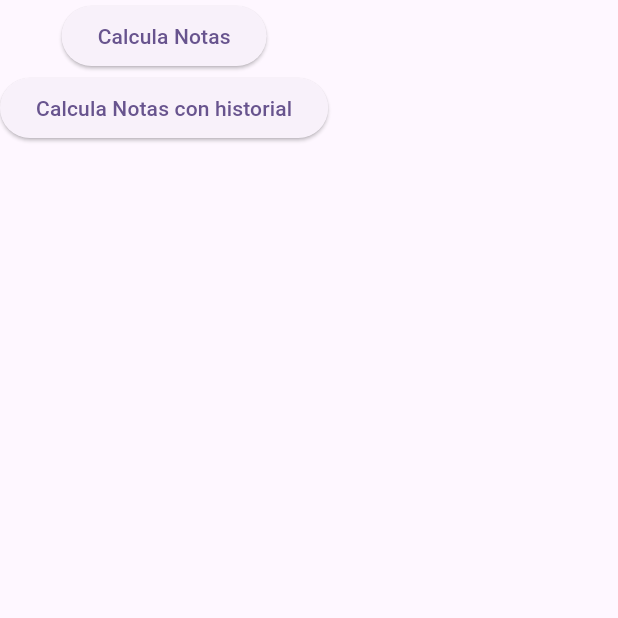
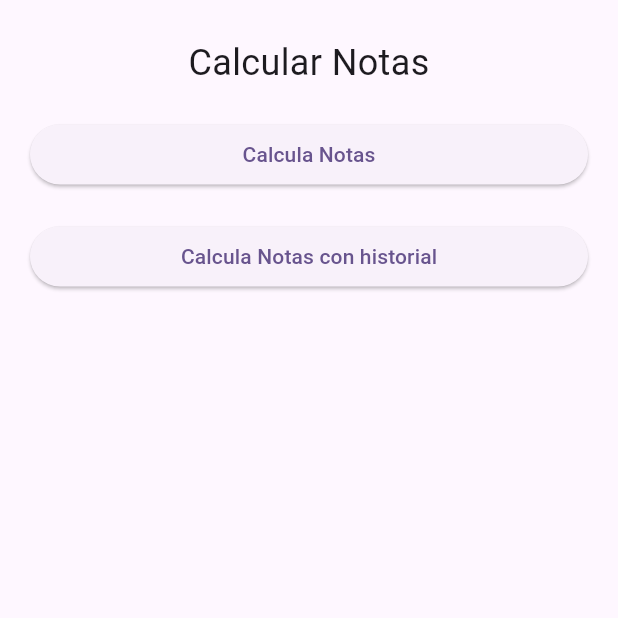
Before and after one commit to IngNex/flutter_calculate_grades, a Flutter app: the screen it shows after launch, on a phone screen of 412 x 824 dp, the top half of it. Run offline on Flutter 3.47's test engine with Material 3 defaults, Android fonts, the phone set to English and light mode, and no system bars.

Commit message:
update ui home

```diff
--- a/lib/interface/pages/calculate_notes_page.dart
+++ b/lib/interface/pages/calculate_notes_page.dart
@@ -1,6 +1,8 @@
 import 'package:flutter/material.dart';
 
 class CalculateScreen extends StatefulWidget {
+  const CalculateScreen({super.key});
+
   @override
   _CalculateScreenState createState() => _CalculateScreenState();
 }
--- a/lib/interface/pages/home_page.dart
+++ b/lib/interface/pages/home_page.dart
@@ -2,33 +2,81 @@ import 'package:calcular_notas/interface/pages/calculate_notes_page.dart';
 import 'package:calcular_notas/interface/pages/history_calculate_page.dart';
 import 'package:flutter/material.dart';
 
-class HomeScreen extends StatelessWidget {
+class HomeScreen extends StatefulWidget {
   const HomeScreen({super.key});
+
+  @override
+  State<HomeScreen> createState() => _HomeScreenState();
+}
+
+class _HomeScreenState extends State<HomeScreen> {
+  bool showText = true;
+
+  @override
+  void initState() {
+    super.initState();
+    // Mostrar el texto por 1 minuto y luego ocultarlo
+    Future.delayed(const Duration(seconds: 5), () {
+      setState(() {
+        showText = false;
+      });
+    });
+  }
 
   @override
   Widget build(BuildContext context) {
     return Scaffold(
       body: SafeArea(
+        child: Padding(
+          padding: const EdgeInsets.symmetric(vertical: 25, horizontal: 20),
           child: Column(
-          crossAxisAlignment: CrossAxisAlignment.center,
+            crossAxisAlignment: CrossAxisAlignment.stretch,
             children: [
+              const Text(
+                'Calcular Notas',
+                textAlign: TextAlign.center,
+                style: TextStyle(fontSize: 24),
+              ),
+              const SizedBox(height: 20),
               ElevatedButton(
                 onPressed: () => Navigator.of(context).push(
                   MaterialPageRoute(
                     builder: (context) => CalculateScreen(),
                   ),
                 ),
-              child: Text('Calcula Notas'),
+                child: const Text('Calcula Notas'),
               ),
+              const SizedBox(height: 20),
               ElevatedButton(
                 onPressed: () => Navigator.of(context).push(
                   MaterialPageRoute(
                     builder: (context) => HistoryCalculateScreen(),
                   ),
                 ),
-              child: Text('Calcula Notas con historial'),
+                child: const Text('Calcula Notas con historial'),
+              ),
+              const SizedBox(height: 50),
+              showText
+                  ? const Column(
+                    crossAxisAlignment: CrossAxisAlignment.center,
+                      children: [
+                        Text(
+                          'Hola Bienvenida ',
+                          style: TextStyle(fontSize: 24),
+                        ),
+                        Text(
+                          '❤️¡Te amo mi amorcito! ❤️',
+                          style: TextStyle(fontSize: 24),
+                        ),
+                        Text(
+                          '❤️ mi kathita ❤️',
+                          style: TextStyle(fontSize: 24),
                         ),
                       ],
+                    )
+                  : Container(),
+            ],
+          ),
         ),
       ),
     );
```
Also changed, not shown: lib/interface/pages/history_calculate_page.dart (+11 -9 lines), 1 other file. Lines whose indentation alone changed are shown as unchanged.
